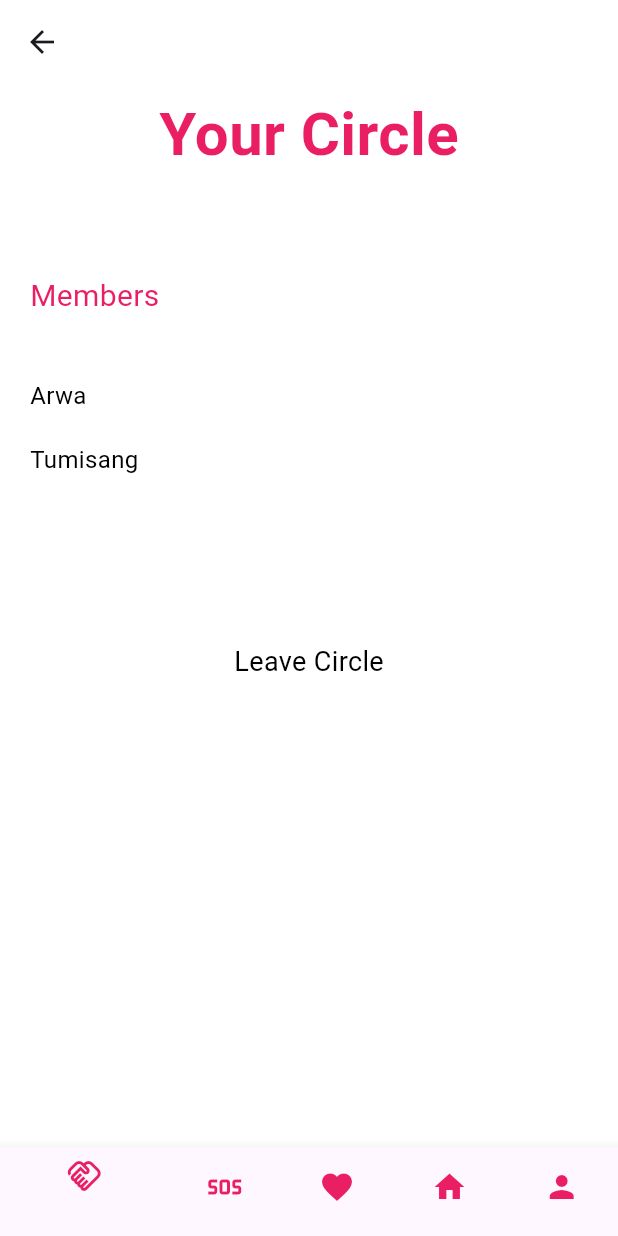
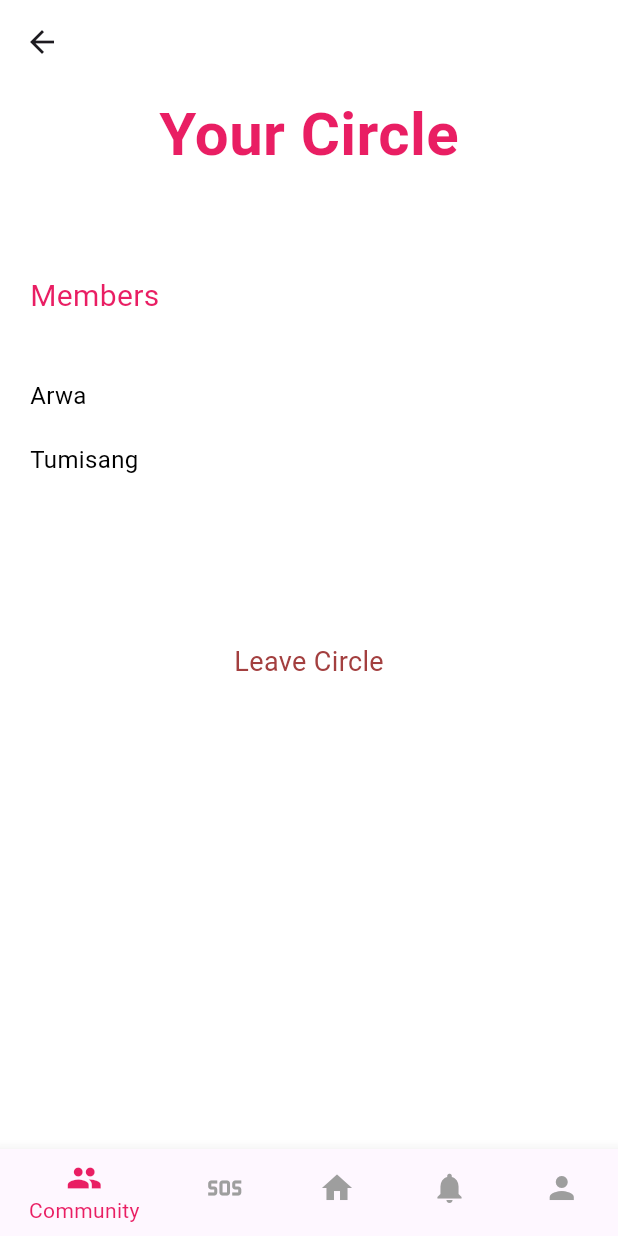
Before and after one commit to silakironji/SafeHer_app, a Flutter app: the YourCircleScreen screen opened by its route, on a phone screen of 412 x 824 dp. Run offline on Flutter 3.47's test engine with Material 3 defaults, Android fonts, the phone set to English and light mode, and no system bars; our stand-ins replace font_awesome_flutter, geolocator, google_maps_flutter, share.

Commit message:
styled and routed yourCirlcle screen

```diff
--- a/lib/your_circle.dart
+++ b/lib/your_circle.dart
@@ -88,11 +88,16 @@ class _YourCircleScreenState extends State<YourCircleScreen> {
           Container(
             padding: EdgeInsets.symmetric(vertical: 10),
             alignment: Alignment.center,
-            child: Text(
-              'Leave Circle',
-              style: TextStyle(
-                fontSize: 18,
-                color: Colors.black,
+            child: GestureDetector(
+              onTap: (){
+
+              },
+              child: Text(
+                'Leave Circle',
+                style: TextStyle(
+                  fontSize: 18,
+                  color: const Color.fromARGB(255, 163, 63, 63),
+                ),
               ),
             ),
           ),
@@ -101,23 +106,50 @@ class _YourCircleScreenState extends State<YourCircleScreen> {
       // Bottom navigation bar with 5 icons
       bottomNavigationBar: BottomNavigationBar(
         selectedItemColor: Colors.pink,
+        unselectedItemColor: Colors.grey,
+        currentIndex: 0, // Assuming the first item is initially selected
+         onTap: (index) {
+          if (index == 3) {
+            // Handle tap on the fourth item (index 3)
+            Navigator.of(context).pushNamed("/notifications");
+          } else if (index == 4) {
+            // Handle tap on the fifth item (index 4)
+            Navigator.of(context).pushNamed("/userprofile");
+          } else if (index == 1) {
+            // Handle tap on the fifth item (index 4)
+            Navigator.of(context).pushNamed("/sos");
+          } else if (index == 0) {
+            // Handle tap on the fifth item (index 4)
+            Navigator.of(context).pushNamed("/yourcircle");
+          }else if (index == 2) {
+            // Handle tap on the third item (index 2)
+            Navigator.of(context).pushNamed("/home");}
+        },
+
         items: [
-          BottomNavigationBarItem(
-              icon: Icon(Icons.handshake_outlined, color: Colors.pink),
-              label: ""),
-          BottomNavigationBarItem(
-            icon: Icon(Icons.sos, color: Colors.pink),
-            label: "",
+         BottomNavigationBarItem(
+            icon: Icon(Icons.people),
+            label: 'Community',
           ),
           BottomNavigationBarItem(
-              icon: Icon(Icons.favorite, color: Colors.pink), label: ""),
+            icon: Icon(Icons.sos),
+            label: 'SOS',
+          ),
           BottomNavigationBarItem(
-              icon: Icon(Icons.home, color: Colors.pink), label: ""),
+            icon: Icon(Icons.home),
+            label: 'Home',
+          ),
           BottomNavigationBarItem(
-            icon: Icon(Icons.person, color: Colors.pink),
-            label: '',
+            icon: Icon(Icons.notifications),
+            label: 'Notifications',
           ),
+          BottomNavigationBarItem(
+            icon: Icon(Icons.person),
+            label: 'Profile',
+          ),
+
         ],
+
       ),
     ));
   }
```
